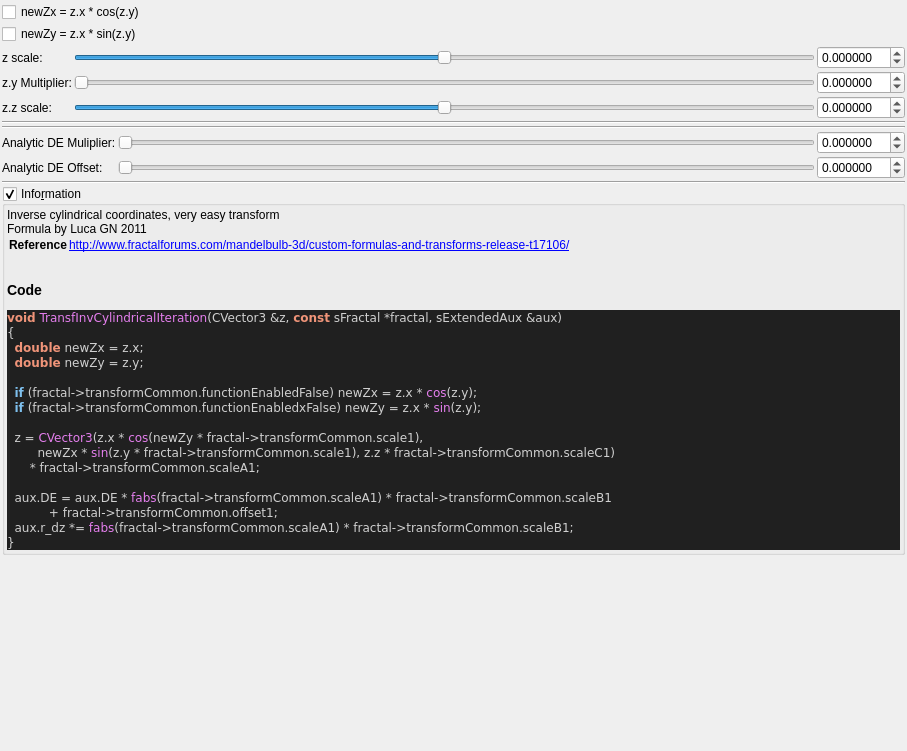
buddhi1980/mandelbulber2, file mandelbulber2/formula/ui/fractal_transf_inv_cylindrical.ui: the form before one commit.
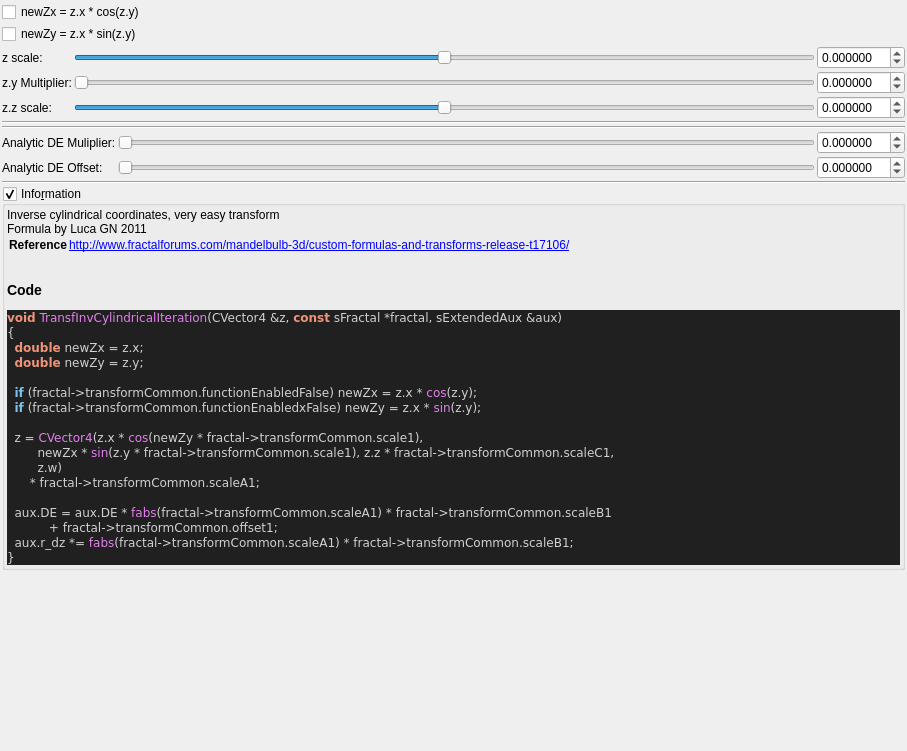
The form after the commit. Custom widgets are drawn as their Qt base class.

What changed in the file:
```diff
--- a/mandelbulber2/formula/ui/fractal_transf_inv_cylindrical.ui
+++ b/mandelbulber2/formula/ui/fractal_transf_inv_cylindrical.ui
@@ -435,7 +435,7 @@
 &lt;/table&gt;
 &lt;h3&gt;Code&lt;/h3&gt;
 &lt;body style=&quot;background-color:#202020&quot;&gt;
-&lt;pre style=&quot;color:#d0d0d0; background-color:#202020;  font-family:'Courier New',monospace;&quot;&gt;&lt;span style=&quot;color:#f09479; font-weight:bold&quot;&gt;void&lt;/span&gt; &lt;span style=&quot;color:#e47eed&quot;&gt;TransfInvCylindricalIteration&lt;/span&gt;&lt;span style=&quot;color:#d0d0d0&quot;&gt;(&lt;/span&gt;CVector3 &lt;span style=&quot;color:#d0d0d0&quot;&gt;&amp;amp;&lt;/span&gt;z&lt;span style=&quot;color:#d0d0d0&quot;&gt;,&lt;/span&gt; &lt;span style=&quot;color:#f09479; font-weight:bold&quot;&gt;const&lt;/span&gt; sFractal &lt;span style=&quot;color:#d0d0d0&quot;&gt;*&lt;/span&gt;fractal&lt;span style=&quot;color:#d0d0d0&quot;&gt;,&lt;/span&gt; sExtendedAux &lt;span style=&quot;color:#d0d0d0&quot;&gt;&amp;amp;&lt;/span&gt;aux&lt;span style=&quot;color:#d0d0d0&quot;&gt;)&lt;/span&gt;
+&lt;pre style=&quot;color:#d0d0d0; background-color:#202020;  font-family:'Courier New',monospace;&quot;&gt;&lt;span style=&quot;color:#f09479; font-weight:bold&quot;&gt;void&lt;/span&gt; &lt;span style=&quot;color:#e47eed&quot;&gt;TransfInvCylindricalIteration&lt;/span&gt;&lt;span style=&quot;color:#d0d0d0&quot;&gt;(&lt;/span&gt;CVector4 &lt;span style=&quot;color:#d0d0d0&quot;&gt;&amp;amp;&lt;/span&gt;z&lt;span style=&quot;color:#d0d0d0&quot;&gt;,&lt;/span&gt; &lt;span style=&quot;color:#f09479; font-weight:bold&quot;&gt;const&lt;/span&gt; sFractal &lt;span style=&quot;color:#d0d0d0&quot;&gt;*&lt;/span&gt;fractal&lt;span style=&quot;color:#d0d0d0&quot;&gt;,&lt;/span&gt; sExtendedAux &lt;span style=&quot;color:#d0d0d0&quot;&gt;&amp;amp;&lt;/span&gt;aux&lt;span style=&quot;color:#d0d0d0&quot;&gt;)&lt;/span&gt;
 &lt;span style=&quot;color:#d0d0d0&quot;&gt;{&lt;/span&gt;
   &lt;span style=&quot;color:#f09479; font-weight:bold&quot;&gt;double&lt;/span&gt; newZx &lt;span style=&quot;color:#d0d0d0&quot;&gt;=&lt;/span&gt; z&lt;span style=&quot;color:#d0d0d0&quot;&gt;.&lt;/span&gt;x&lt;span style=&quot;color:#d0d0d0&quot;&gt;;&lt;/span&gt;
   &lt;span style=&quot;color:#f09479; font-weight:bold&quot;&gt;double&lt;/span&gt; newZy &lt;span style=&quot;color:#d0d0d0&quot;&gt;=&lt;/span&gt; z&lt;span style=&quot;color:#d0d0d0&quot;&gt;.&lt;/span&gt;y&lt;span style=&quot;color:#d0d0d0&quot;&gt;;&lt;/span&gt;
@@ -443,8 +443,9 @@
   &lt;span style=&quot;color:#7ec0ee; font-weight:bold&quot;&gt;if&lt;/span&gt; &lt;span style=&quot;color:#d0d0d0&quot;&gt;(&lt;/span&gt;fractal&lt;span style=&quot;color:#d0d0d0&quot;&gt;-&amp;gt;&lt;/span&gt;transformCommon&lt;span style=&quot;color:#d0d0d0&quot;&gt;.&lt;/span&gt;functionEnabledFalse&lt;span style=&quot;color:#d0d0d0&quot;&gt;)&lt;/span&gt; newZx &lt;span style=&quot;color:#d0d0d0&quot;&gt;=&lt;/span&gt; z&lt;span style=&quot;color:#d0d0d0&quot;&gt;.&lt;/span&gt;x &lt;span style=&quot;color:#d0d0d0&quot;&gt;*&lt;/span&gt; &lt;span style=&quot;color:#e47eed&quot;&gt;cos&lt;/span&gt;&lt;span style=&quot;color:#d0d0d0&quot;&gt;(&lt;/span&gt;z&lt;span style=&quot;color:#d0d0d0&quot;&gt;.&lt;/span&gt;y&lt;span style=&quot;color:#d0d0d0&quot;&gt;);&lt;/span&gt;
   &lt;span style=&quot;color:#7ec0ee; font-weight:bold&quot;&gt;if&lt;/span&gt; &lt;span style=&quot;color:#d0d0d0&quot;&gt;(&lt;/span&gt;fractal&lt;span style=&quot;color:#d0d0d0&quot;&gt;-&amp;gt;&lt;/span&gt;transformCommon&lt;span style=&quot;color:#d0d0d0&quot;&gt;.&lt;/span&gt;functionEnabledxFalse&lt;span style=&quot;color:#d0d0d0&quot;&gt;)&lt;/span&gt; newZy &lt;span style=&quot;color:#d0d0d0&quot;&gt;=&lt;/span&gt; z&lt;span style=&quot;color:#d0d0d0&quot;&gt;.&lt;/span&gt;x &lt;span style=&quot;color:#d0d0d0&quot;&gt;*&lt;/span&gt; &lt;span style=&quot;color:#e47eed&quot;&gt;sin&lt;/span&gt;&lt;span style=&quot;color:#d0d0d0&quot;&gt;(&lt;/span&gt;z&lt;span style=&quot;color:#d0d0d0&quot;&gt;.&lt;/span&gt;y&lt;span style=&quot;color:#d0d0d0&quot;&gt;);&lt;/span&gt;
 
-  z &lt;span style=&quot;color:#d0d0d0&quot;&gt;=&lt;/span&gt; &lt;span style=&quot;color:#e47eed&quot;&gt;CVector3&lt;/span&gt;&lt;span style=&quot;color:#d0d0d0&quot;&gt;(&lt;/span&gt;z&lt;span style=&quot;color:#d0d0d0&quot;&gt;.&lt;/span&gt;x &lt;span style=&quot;color:#d0d0d0&quot;&gt;*&lt;/span&gt; &lt;span style=&quot;color:#e47eed&quot;&gt;cos&lt;/span&gt;&lt;span style=&quot;color:#d0d0d0&quot;&gt;(&lt;/span&gt;newZy &lt;span style=&quot;color:#d0d0d0&quot;&gt;*&lt;/span&gt; fractal&lt;span style=&quot;color:#d0d0d0&quot;&gt;-&amp;gt;&lt;/span&gt;transformCommon&lt;span style=&quot;color:#d0d0d0&quot;&gt;.&lt;/span&gt;scale1&lt;span style=&quot;color:#d0d0d0&quot;&gt;),&lt;/span&gt;
-        newZx &lt;span style=&quot;color:#d0d0d0&quot;&gt;*&lt;/span&gt; &lt;span style=&quot;color:#e47eed&quot;&gt;sin&lt;/span&gt;&lt;span style=&quot;color:#d0d0d0&quot;&gt;(&lt;/span&gt;z&lt;span style=&quot;color:#d0d0d0&quot;&gt;.&lt;/span&gt;y &lt;span style=&quot;color:#d0d0d0&quot;&gt;*&lt;/span&gt; fractal&lt;span style=&quot;color:#d0d0d0&quot;&gt;-&amp;gt;&lt;/span&gt;transformCommon&lt;span style=&quot;color:#d0d0d0&quot;&gt;.&lt;/span&gt;scale1&lt;span style=&quot;color:#d0d0d0&quot;&gt;),&lt;/span&gt; z&lt;span style=&quot;color:#d0d0d0&quot;&gt;.&lt;/span&gt;z &lt;span style=&quot;color:#d0d0d0&quot;&gt;*&lt;/span&gt; fractal&lt;span style=&quot;color:#d0d0d0&quot;&gt;-&amp;gt;&lt;/span&gt;transformCommon&lt;span style=&quot;color:#d0d0d0&quot;&gt;.&lt;/span&gt;scaleC1&lt;span style=&quot;color:#d0d0d0&quot;&gt;)&lt;/span&gt;
+  z &lt;span style=&quot;color:#d0d0d0&quot;&gt;=&lt;/span&gt; &lt;span style=&quot;color:#e47eed&quot;&gt;CVector4&lt;/span&gt;&lt;span style=&quot;color:#d0d0d0&quot;&gt;(&lt;/span&gt;z&lt;span style=&quot;color:#d0d0d0&quot;&gt;.&lt;/span&gt;x &lt;span style=&quot;color:#d0d0d0&quot;&gt;*&lt;/span&gt; &lt;span style=&quot;color:#e47eed&quot;&gt;cos&lt;/span&gt;&lt;span style=&quot;color:#d0d0d0&quot;&gt;(&lt;/span&gt;newZy &lt;span style=&quot;color:#d0d0d0&quot;&gt;*&lt;/span&gt; fractal&lt;span style=&quot;color:#d0d0d0&quot;&gt;-&amp;gt;&lt;/span&gt;transformCommon&lt;span style=&quot;color:#d0d0d0&quot;&gt;.&lt;/span&gt;scale1&lt;span style=&quot;color:#d0d0d0&quot;&gt;),&lt;/span&gt;
+        newZx &lt;span style=&quot;color:#d0d0d0&quot;&gt;*&lt;/span&gt; &lt;span style=&quot;color:#e47eed&quot;&gt;sin&lt;/span&gt;&lt;span style=&quot;color:#d0d0d0&quot;&gt;(&lt;/span&gt;z&lt;span style=&quot;color:#d0d0d0&quot;&gt;.&lt;/span&gt;y &lt;span style=&quot;color:#d0d0d0&quot;&gt;*&lt;/span&gt; fractal&lt;span style=&quot;color:#d0d0d0&quot;&gt;-&amp;gt;&lt;/span&gt;transformCommon&lt;span style=&quot;color:#d0d0d0&quot;&gt;.&lt;/span&gt;scale1&lt;span style=&quot;color:#d0d0d0&quot;&gt;),&lt;/span&gt; z&lt;span style=&quot;color:#d0d0d0&quot;&gt;.&lt;/span&gt;z &lt;span style=&quot;color:#d0d0d0&quot;&gt;*&lt;/span&gt; fractal&lt;span style=&quot;color:#d0d0d0&quot;&gt;-&amp;gt;&lt;/span&gt;transformCommon&lt;span style=&quot;color:#d0d0d0&quot;&gt;.&lt;/span&gt;scaleC1&lt;span style=&quot;color:#d0d0d0&quot;&gt;,&lt;/span&gt;
+        z&lt;span style=&quot;color:#d0d0d0&quot;&gt;.&lt;/span&gt;w&lt;span style=&quot;color:#d0d0d0&quot;&gt;)&lt;/span&gt;
       &lt;span style=&quot;color:#d0d0d0&quot;&gt;*&lt;/span&gt; fractal&lt;span style=&quot;color:#d0d0d0&quot;&gt;-&amp;gt;&lt;/span&gt;transformCommon&lt;span style=&quot;color:#d0d0d0&quot;&gt;.&lt;/span&gt;scaleA1&lt;span style=&quot;color:#d0d0d0&quot;&gt;;&lt;/span&gt;
 
   aux&lt;span style=&quot;color:#d0d0d0&quot;&gt;.&lt;/span&gt;DE &lt;span style=&quot;color:#d0d0d0&quot;&gt;=&lt;/span&gt; aux&lt;span style=&quot;color:#d0d0d0&quot;&gt;.&lt;/span&gt;DE &lt;span style=&quot;color:#d0d0d0&quot;&gt;*&lt;/span&gt; &lt;span style=&quot;color:#e47eed&quot;&gt;fabs&lt;/span&gt;&lt;span style=&quot;color:#d0d0d0&quot;&gt;(&lt;/span&gt;fractal&lt;span style=&quot;color:#d0d0d0&quot;&gt;-&amp;gt;&lt;/span&gt;transformCommon&lt;span style=&quot;color:#d0d0d0&quot;&gt;.&lt;/span&gt;scaleA1&lt;span style=&quot;color:#d0d0d0&quot;&gt;) *&lt;/span&gt; fractal&lt;span style=&quot;color:#d0d0d0&quot;&gt;-&amp;gt;&lt;/span&gt;transformCommon&lt;span style=&quot;color:#d0d0d0&quot;&gt;.&lt;/span&gt;scaleB1
```
